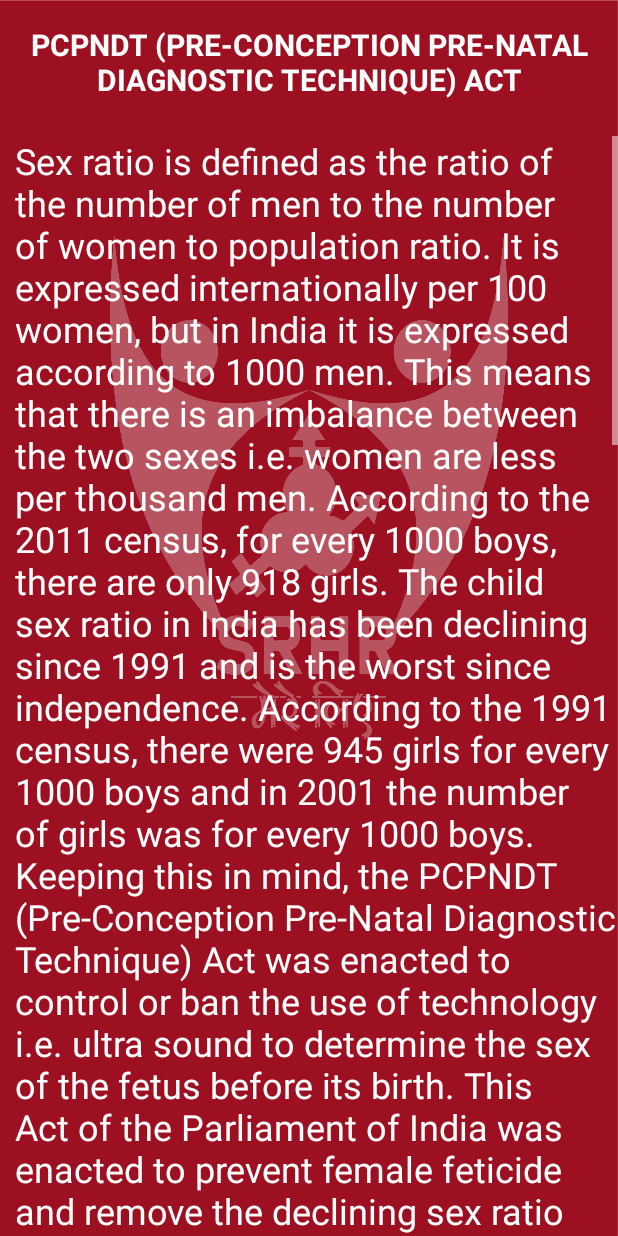
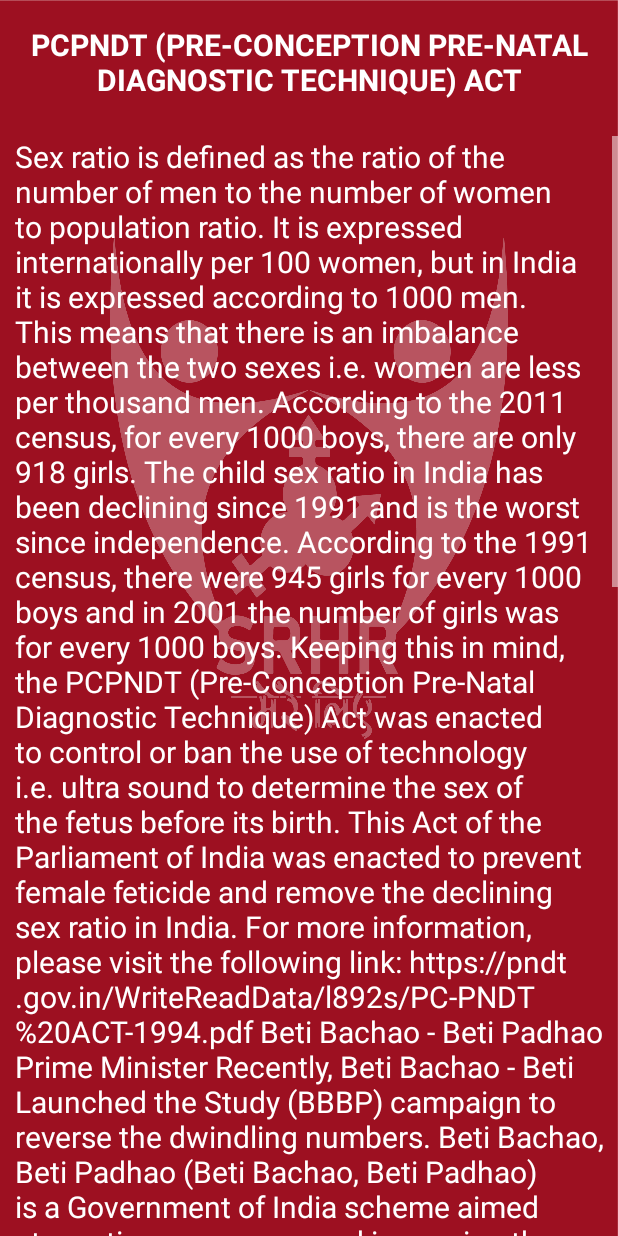
Before and after one commit to pal-vishal/SRHR-Project, an Android app: the fragment PCNPDT shown on its own in the app's theme, on a phone screen of 412 x 824 dp. Run offline under Robolectric (Android 15) with nearby library versions, the phone set to English and light mode, and no system bars.

Commit message:
minor changes done

```diff
--- a/app/src/main/res/layout/fragment_pcn.xml
+++ b/app/src/main/res/layout/fragment_pcn.xml
@@ -34,7 +34,7 @@
         android:scrollbars="vertical"
         android:text="@string/pcnpdt_text"
         android:textColor="#fff"
-        android:textSize="24sp"
+        android:textSize="20sp"
         app:layout_constraintEnd_toEndOf="parent"
         app:layout_constraintStart_toStartOf="parent"
         app:layout_constraintTop_toBottomOf="@+id/textView12" />
--- a/app/src/main/res/values/strings.xml
+++ b/app/src/main/res/values/strings.xml
@@ -313,7 +313,7 @@ If you face any problem then we recommend you consult a physician. </string>
     <string name="aboutUsContent3">Action India founded in 1976, has taken many big and small path breaking initiatives by grassroots women, which clearly indicates the strong potential in women becoming the agents of change in the process of social transformation. Action India sustains a balance between community based work and the universal struggle for women’s rights. While protesting against wrongs, Action India simultaneously creates alternative modes of self-help, self-esteem and self-assertion.</string>
     <string name="aboutUsContent4">WE WORK TO</string>
     <string name="aboutUsContent5">Eliminate Discrimination\n Facilitate access to education and health care\n Enhance access to livelihood and economic rights\n Enable participation in governance and development</string>
-    <string name="aboutUsContent6">For any further information about Action India<a href="http://www.action-india.org/">please visit our website</a></string>
+    <string name="aboutUsContent6">For any further information about Action India <a href="http://www.action-india.org/">please visit our website</a></string>
     <string name="activity_clinic_heading">Rashtriya Kishor Swasthya Karyakram (RKSK)</string>
     <string name="address">Address</string>
     <string name="contact_us_content">action india\n5/27A, Jangpura B,\nNew Delhi-110014\nPh: 91-011-24377470\nPh.:91-011-24374785\n www.action-india.org</string>
@@ -370,7 +370,7 @@ If you have any questions or suggestions regarding our Terms and Conditions, ple
     <string name="ques1Rape">What is rape?</string>
 
     <string name="ans3Rape" formatted="false">Following are the different types of rape:
-1) Minor wrap\n
+1) Minor rape\n
 2) Gang rape\n
 3) Marital rape\n
 4) increase\n
```
Also changed, not shown: 1 other file.
